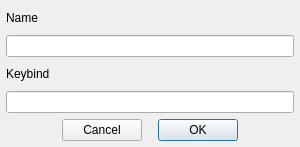
Before: the Qt Designer form boardedit.ui in defaultsamson/Soundboard, drawn with Qt 5.
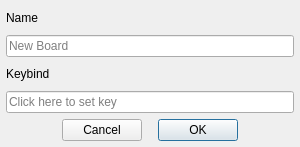
After: the same form once the commit is applied. Custom widgets are drawn as their Qt base class.

The edit to the form file:
```diff
--- a/boardedit.ui
+++ b/boardedit.ui
@@ -46,7 +46,14 @@
     </widget>
    </item>
    <item>
-    <widget class="QLineEdit" name="lineEditName"/>
+    <widget class="QLineEdit" name="lineEditName">
+     <property name="placeholderText">
+      <string>New Board</string>
+     </property>
+     <property name="clearButtonEnabled">
+      <bool>true</bool>
+     </property>
+    </widget>
    </item>
    <item>
     <widget class="QLabel" name="labelKeybind">
@@ -60,6 +67,12 @@
      <property name="readOnly">
       <bool>true</bool>
      </property>
+     <property name="placeholderText">
+      <string>Click here to set key</string>
+     </property>
+     <property name="clearButtonEnabled">
+      <bool>false</bool>
+     </property>
     </widget>
    </item>
    <item>
```
